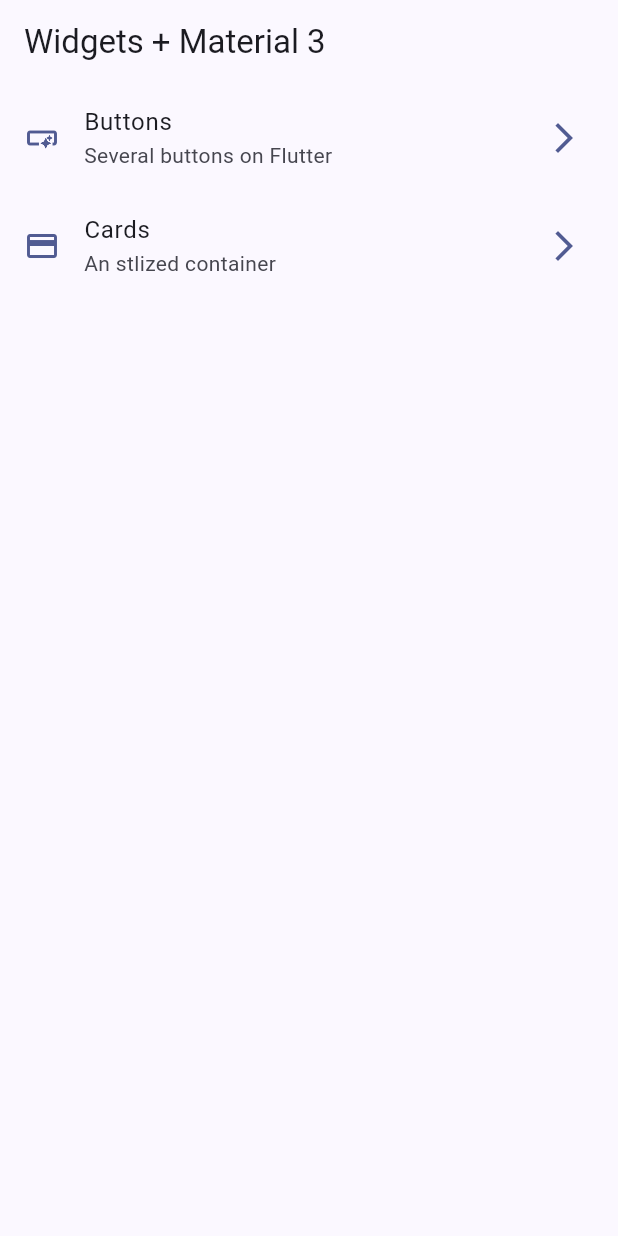
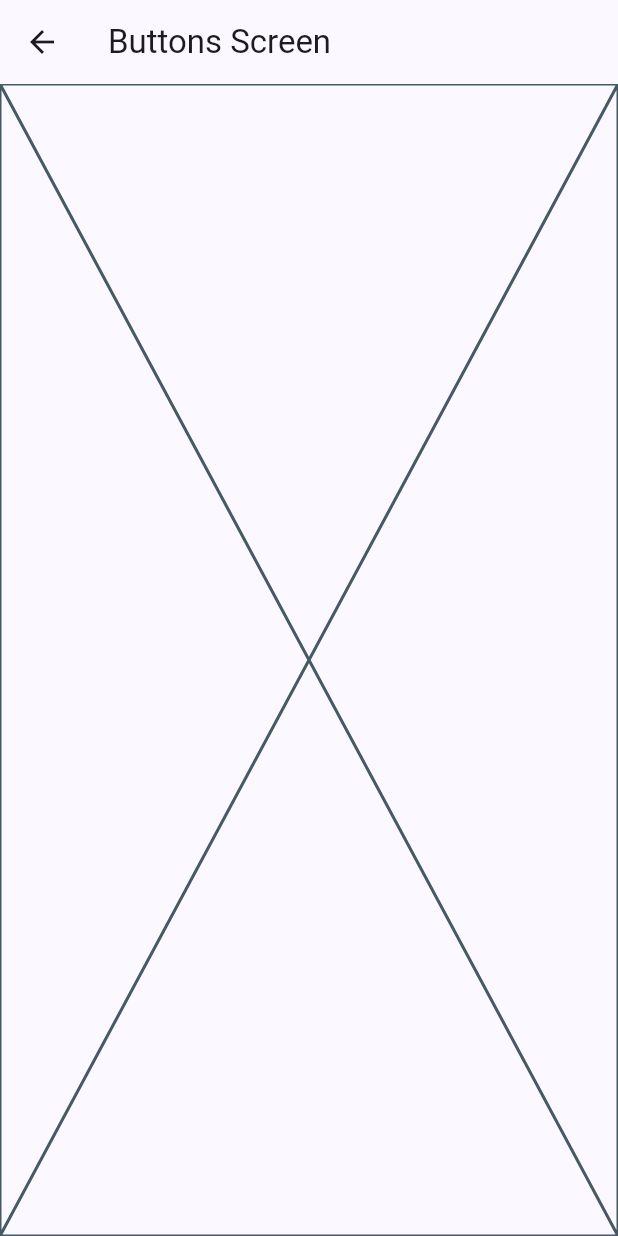
Before and after one commit to MichaelAmador/flutter-widgets, a Flutter app: the screen it shows after launch, after a tap on "Buttons", on a phone screen of 412 x 824 dp. Run offline on Flutter 3.47's test engine with Material 2 defaults, Android fonts, the phone set to English and light mode, and no system bars.

```diff
--- a/lib/main.dart
+++ b/lib/main.dart
@@ -1,4 +1,6 @@
 import 'package:flutter/material.dart';
+import 'package:widgets/presentations/screens/buttons/buttons_screen.dart';
+import 'package:widgets/presentations/screens/cards/cards_screen.dart';
 import 'package:widgets/presentations/screens/home/home_screen.dart';
 
 import 'config/themes/app_theme.dart';
@@ -13,8 +15,13 @@ class MainApp extends StatelessWidget {
   @override
   Widget build(BuildContext context) {
     return MaterialApp(
-        debugShowCheckedModeBanner: false,
-        theme: AppTheme(selectedColor: 3).getTheme(),
-        home: const HomeScreen());
+      debugShowCheckedModeBanner: false,
+      theme: AppTheme(selectedColor: 3).getTheme(),
+      home: const HomeScreen(),
+      routes: {
+        '/buttons': (_) => const ButtonsScreen(),
+        '/cards': (_) => const CardsScreen(),
+      },
+    );
   }
 }
--- /dev/null
+++ b/lib/presentations/screens/buttons/buttons_screen.dart
@@ -0,0 +1,15 @@
+import 'package:flutter/material.dart';
+
+class ButtonsScreen extends StatelessWidget {
+  const ButtonsScreen({super.key});
+
+  @override
+  Widget build(BuildContext context) {
+    return Scaffold(
+      appBar: AppBar(
+        title: const Text('Buttons Screen'),
+      ),
+      body: const Placeholder(),
+    );
+  }
+}
--- a/lib/presentations/screens/home/home_screen.dart
+++ b/lib/presentations/screens/home/home_screen.dart
@@ -1,5 +1,6 @@
 import 'package:flutter/material.dart';
 import 'package:widgets/config/menu/menu_items.dart';
+import 'package:widgets/presentations/screens/buttons/buttons_screen.dart';
 
 class HomeScreen extends StatelessWidget {
   const HomeScreen({super.key});
@@ -53,7 +54,12 @@ class _CustomListTile extends StatelessWidget {
         Icons.arrow_forward_ios_sharp,
         color: colors.primary,
       ),
-      onTap: () {},
+      onTap: () {
+        // Navigator.of(context)
+        //     .push(MaterialPageRoute(builder: (_) => const ButtonsScreen()));
+
+        Navigator.pushNamed(context, menuItem.link);
+      },
     );
   }
 }
```
Also changed, not shown: lib/presentations/screens/cards/cards_screen.dart (added, +14 -0 lines).
